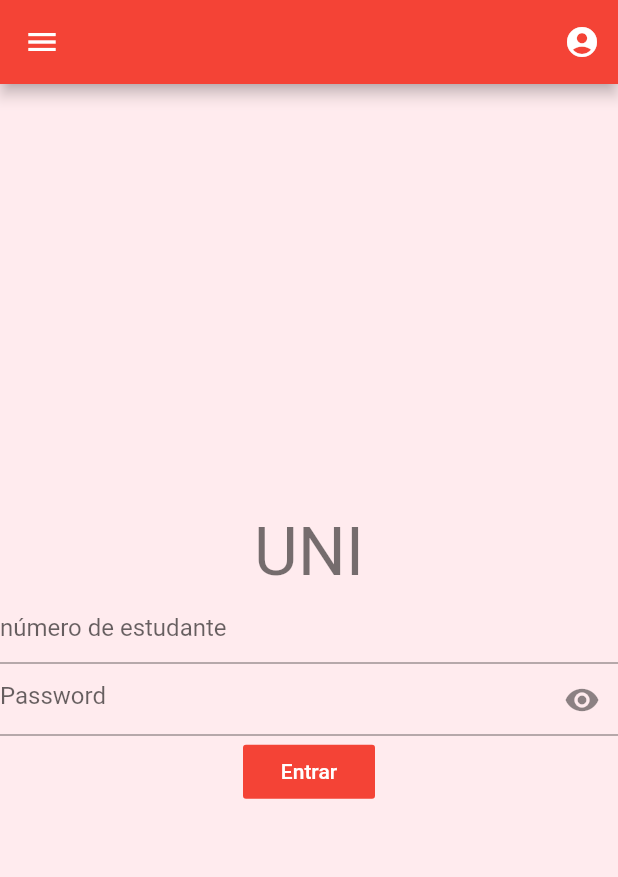
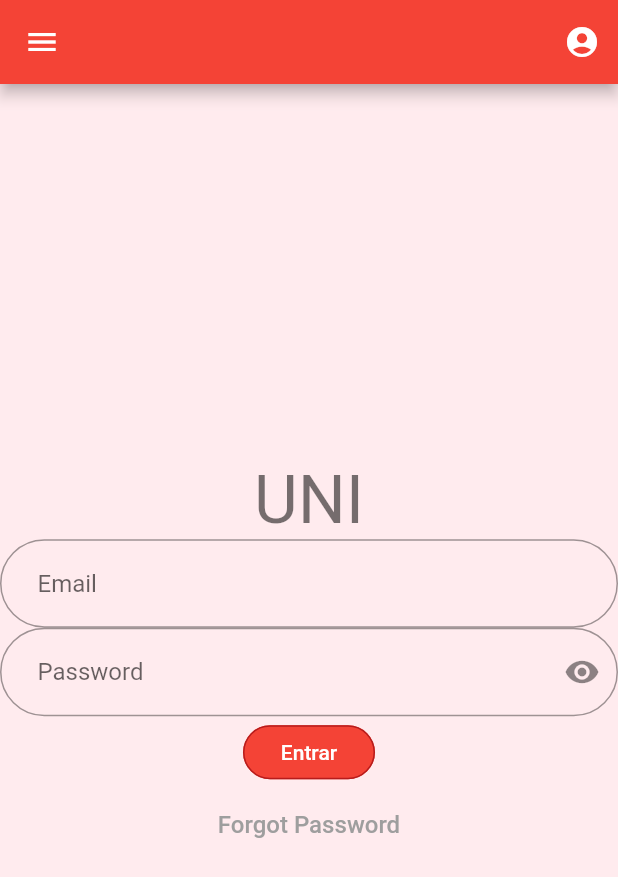
Before and after one commit to P1ntas/ESOF, a Flutter app: the screen it shows after launch, on a phone screen of 412 x 824 dp. Shown: the top 877 px of the screen. Run offline on Flutter 3.47's test engine with Material 2 defaults, Android fonts, the phone set to English and light mode, and no system bars.

Commit message:
Changes to Login Design

```diff
--- a/absence_counter/lib/screens/login.dart
+++ b/absence_counter/lib/screens/login.dart
@@ -1,19 +1,21 @@
+import 'dart:ui';
+
 import 'package:flutter/cupertino.dart';
 import 'package:flutter/material.dart';
 import 'package:my_first_flutter/screens/menu.dart';
 import 'package:my_first_flutter/screens/profile.dart';
+import 'package:my_first_flutter/screens/teacher_main_screen/teachers_screen.dart';
 
-
-class LoginForm extends StatefulWidget{
+class LoginForm extends StatefulWidget {
   @override
-
-  _LoginFormState createState()=>_LoginFormState();
+  _LoginFormState createState() => _LoginFormState();
 }
 
-class _LoginFormState extends State<LoginForm>{
-  bool ishiddenPassword=true;
+class _LoginFormState extends State<LoginForm> {
+  bool ishiddenPassword = true;
+
   @override
-  Widget build(BuildContext context){
+  Widget build(BuildContext context) {
     return Scaffold(
       drawer: Menu(),
       appBar: AppBar(
@@ -25,47 +27,67 @@ class _LoginFormState extends State<LoginForm>{
         children: [
           Text(
             'UNI',
-                style:Theme.of(context).textTheme.headline3,
+            style: Theme.of(context).textTheme.headline3,
+          ),
+
+          TextField(
+            keyboardType: TextInputType.emailAddress,
+            decoration: InputDecoration(
+                hintText: 'Email',
+                contentPadding:
+                    EdgeInsets.symmetric(horizontal: 25, vertical: 20),
+                border: OutlineInputBorder(
+                    borderRadius: BorderRadius.circular(50.0))),
           ),
           TextField(
+            obscureText: ishiddenPassword,
             decoration: InputDecoration(
-                hintText:'número de estudante'
-            ),
-          ),
-          TextField(
-            obscureText:ishiddenPassword,
-            decoration: InputDecoration(
-                hintText:'Password',
-                    suffixIcon:InkWell(
-                      onTap:_togglePasswordView,
+              contentPadding:
+                  EdgeInsets.symmetric(horizontal: 25, vertical: 20),
+              border:
+                  OutlineInputBorder(borderRadius: BorderRadius.circular(50.0)),
+              hintText: 'Password',
+              suffixIcon: InkWell(
+                onTap: _togglePasswordView,
                 child: Icon(
                   Icons.visibility,
                 ),
-            ),
+              ),
             ),
           ),
           FlatButton(
             color: Theme.of(context).primaryColor,
-            onPressed: (){},
             child: Text(
               'Entrar',
-            style:TextStyle(
-              color:Colors.white,
+              style: TextStyle(
+                color: Colors.white,
+              ),
             ),
-            ),
-          )
+            shape: RoundedRectangleBorder(
+                borderRadius: BorderRadius.circular(50.0),
+                side: BorderSide(color: Colors.red.shade900)),
+            onPressed: () {
+              Navigator.of(context).push(
+                  MaterialPageRoute(builder: (context) => TeacherScreen()));
+            },
 
+          ),
+          FlatButton(
+              child: Text(
+                'Forgot Password',
+                style: TextStyle(color: Colors.grey, fontSize: 16),
+              ),
+              onPressed: null)
         ],
       ),
     );
   }
-  void _togglePasswordView(){
-    if(ishiddenPassword==true){
-      ishiddenPassword=false;
+
+  void _togglePasswordView() {
+    if (ishiddenPassword == true) {
+      ishiddenPassword = false;
+    } else {
+      ishiddenPassword = true;
     }
-    else{
-      ishiddenPassword=true;
-    }
-
   }
 }
```
